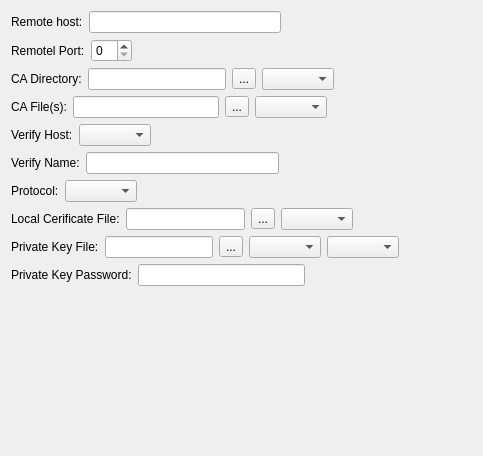
Before: the Qt Designer form plugin/ssl_socket/client/SslClientSocketConfigWidget.ui in commschamp/cc_tools_qt, drawn with Qt 5.
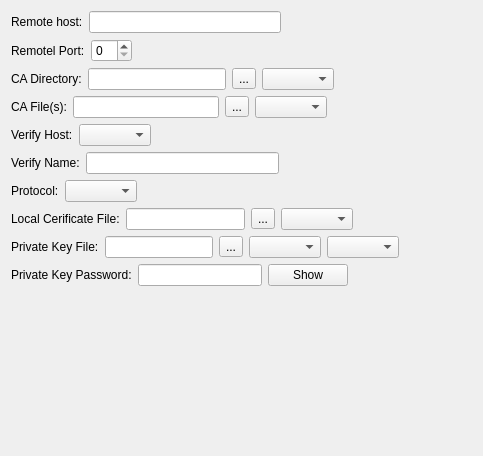
After: the same form once the commit is applied.

Commit message: Improvements to the SSL socket configuration.

```diff
--- a/plugin/ssl_socket/client/SslClientSocketConfigWidget.ui
+++ b/plugin/ssl_socket/client/SslClientSocketConfigWidget.ui
@@ -325,6 +325,16 @@
        </property>
       </widget>
      </item>
+     <item>
+      <widget class="QPushButton" name="m_privKeyShowHidePushButton">
+       <property name="text">
+        <string>Show</string>
+       </property>
+       <property name="checkable">
+        <bool>true</bool>
+       </property>
+      </widget>
+     </item>
      <item>
       <spacer name="horizontalSpacer_8">
        <property name="orientation">
```
Left out of the diff: 9 changed lines with no effect on the pictures. The commit also changes 4 other files.
